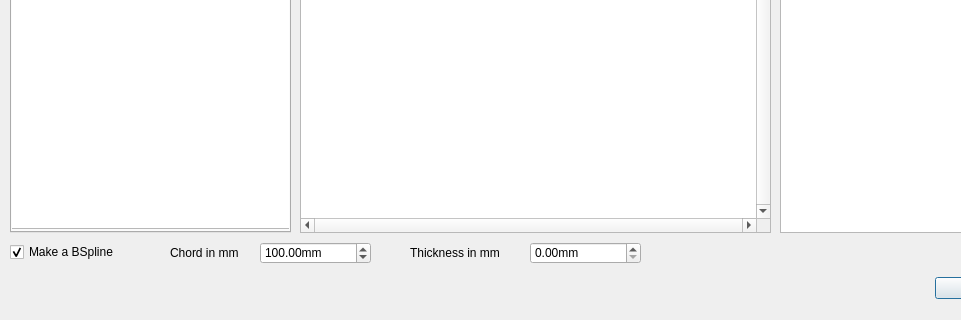
This is resources/selectRibProfil.ui in FredsFactory/FreeCAD_AirPlaneDesign as Qt 5 draws it before an edit; both pictures show x 0 to 961 and y 208 to 528 of the 1125 by 528 pixel window. The edited form follows.
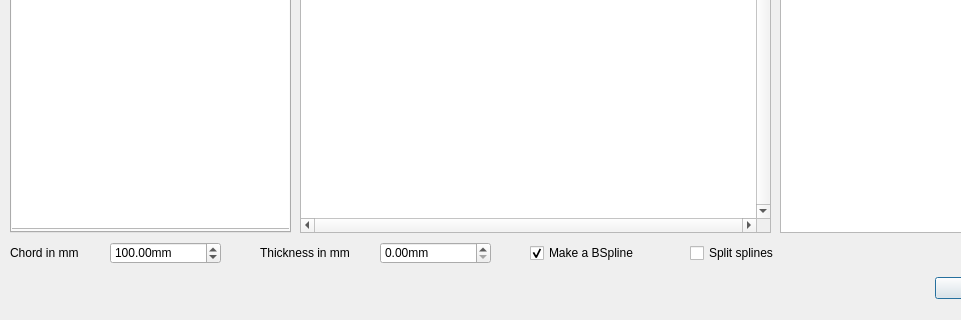
This is the edited form.

Commit message: splitSpline feature, handle Lednicer format files and file path change

The edit to the form file:
```diff
--- a/resources/selectRibProfil.ui
+++ b/resources/selectRibProfil.ui
@@ -2,6 +2,9 @@
 <ui version="4.0">
  <class>Dialog</class>
  <widget class="QDialog" name="Dialog">
+  <property name="enabled">
+   <bool>true</bool>
+  </property>
   <property name="geometry">
    <rect>
     <x>0</x>
@@ -163,7 +166,7 @@
   <widget class="QDoubleSpinBox" name="chord">
    <property name="geometry">
     <rect>
-     <x>260</x>
+     <x>110</x>
      <y>450</y>
      <width>111</width>
      <height>22</height>
@@ -182,7 +185,7 @@
   <widget class="QLabel" name="label_5">
    <property name="geometry">
     <rect>
-     <x>170</x>
+     <x>10</x>
      <y>440</y>
      <width>90</width>
      <height>41</height>
@@ -195,8 +198,8 @@
   <widget class="QCheckBox" name="kingOfLines">
    <property name="geometry">
     <rect>
-     <x>10</x>
-     <y>450</y>
+     <x>530</x>
+     <y>451</y>
      <width>121</width>
      <height>20</height>
     </rect>
@@ -214,7 +217,7 @@
   <widget class="QLabel" name="label_6">
    <property name="geometry">
     <rect>
-     <x>410</x>
+     <x>260</x>
      <y>440</y>
      <width>121</width>
      <height>41</height>
@@ -227,7 +230,7 @@
   <widget class="QDoubleSpinBox" name="thickness">
    <property name="geometry">
     <rect>
-     <x>530</x>
+     <x>380</x>
      <y>450</y>
      <width>111</width>
      <height>22</height>
@@ -285,6 +288,25 @@
     <enum>QGraphicsView::SmartViewportUpdate</enum>
    </property>
   </widget>
+  <widget class="QCheckBox" name="splitSpline">
+   <property name="geometry">
+    <rect>
+     <x>690</x>
+     <y>451</y>
+     <width>121</width>
+     <height>20</height>
+    </rect>
+   </property>
+   <property name="toolTip">
+    <string>&lt;html&gt;&lt;head/&gt;&lt;body&gt;&lt;p&gt;If selected the spline will be splitted between the upper and lower side of the airfoil.&lt;/p&gt;&lt;/body&gt;&lt;/html&gt;</string>
+   </property>
+   <property name="text">
+    <string>Split splines</string>
+   </property>
+   <property name="checked">
+    <bool>false</bool>
+   </property>
+  </widget>
  </widget>
  <resources/>
  <connections>
```
Left out of the diff: 16 changed lines with no effect on the pictures. The commit also changes 3 other files.
